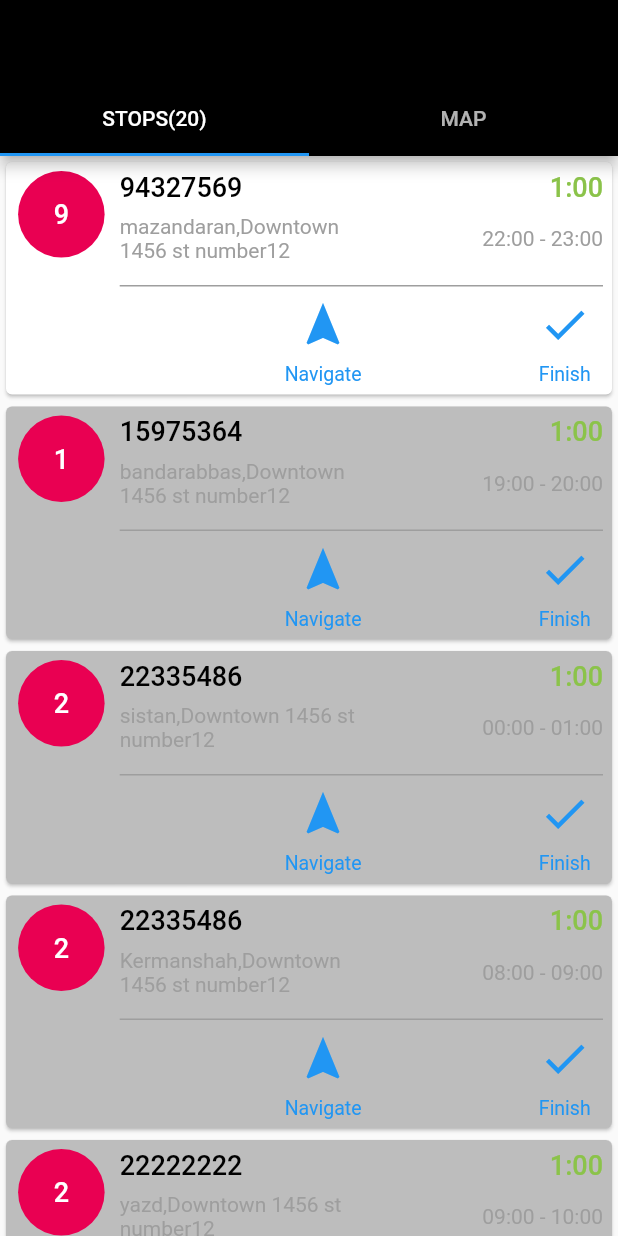
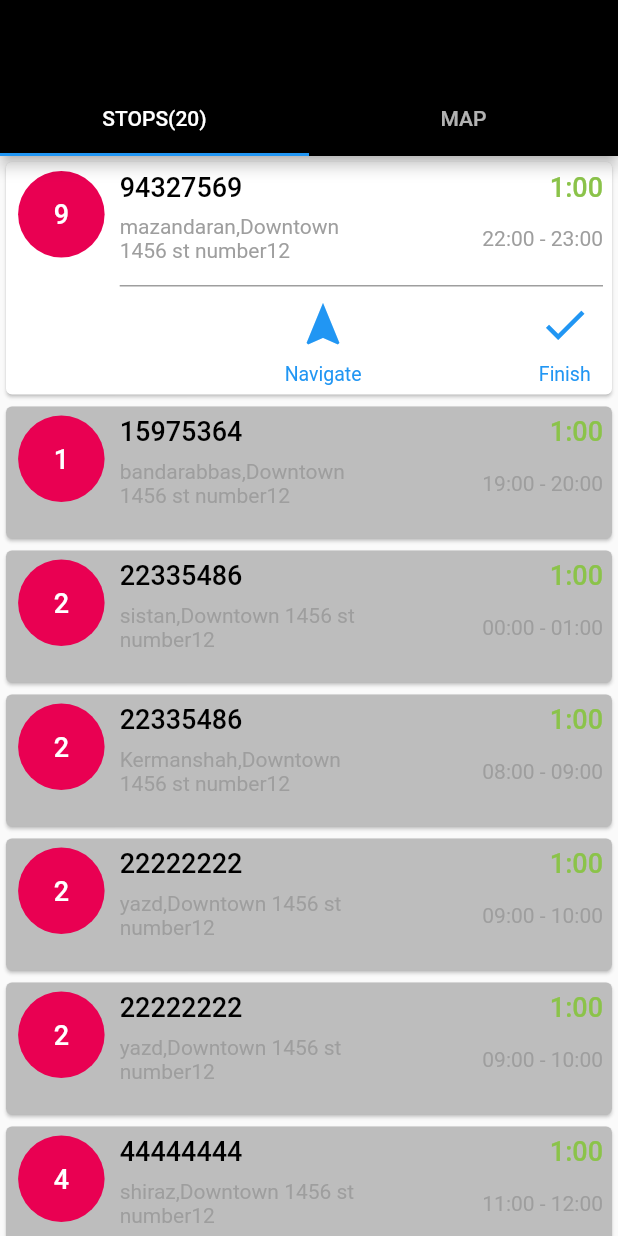
Before and after one commit to M4RZB4Ni/Routetitan-Flatter-Assignment, a Flutter app: the screen it shows after launch, after a tap on an icon or button, on a phone screen of 412 x 824 dp. Run offline on Flutter 3.47's test engine with Material 2 defaults, Android fonts, the phone set to English and light mode, and no system bars; our stand-ins replace flutter_map, latlong2.

Commit message:
finished state added

```diff
--- a/lib/models/stop_data.dart
+++ b/lib/models/stop_data.dart
@@ -6,8 +6,21 @@ class StopData extends ChangeNotifier{
   List<StopItem> stops = [];
 
   void selectStop(StopItem stopItem){
-    stopItem.toggleState("Selected");
+    stopItem.taskState=="Selected" ?
+    stopItem.toggleState("UnSelected") : stopItem.toggleState("Selected");
     notifyListeners();
+  }
+  void unselectAll()
+  {
+    for(int i=0;i<stops.length;i++)
+      {
+        if(stops[i].taskState=="Selected")
+          {
+            stops[i].taskState="UnSelected";
+          }
+        notifyListeners();
+
+      }
   }
   void finishStop(StopItem stopItem){
     stopItem.toggleState("Finished");
--- a/lib/views/stops.dart
+++ b/lib/views/stops.dart
@@ -54,11 +54,12 @@ class StopsState extends State<Stops>{
    return Consumer<StopData>(builder: (context, stopData, child) {
      return ListView(children: stopData.stops.map((stop) =>
          InkWell(onTap:() {
+           stopData.unselectAll();
            stopData.selectStop(stop);
          }
          ,child: Card(
          key: Key('${stopData.stops.indexOf(stop)}'),
-         color: stop.taskState=="Selected" ? Colors.white : Colors.grey.shade400,child: InkWell(child:Padding(padding: const EdgeInsets.all(6),
+         color: stop.taskState=="Finished" ? const Color(0xff53676d): stop.taskState=="Selected" ? Colors.white : Colors.grey.shade400,child: InkWell(child:Padding(padding: const EdgeInsets.all(6),
          child:Row(
            crossAxisAlignment: CrossAxisAlignment.start,
            children: [
@@ -84,8 +85,12 @@ class StopsState extends State<Stops>{
                        Text("${stop.startTime} - ${stop.endTime}",style: Theme.of(context).textTheme.bodyText1),
                      ],),
                  ),
-                 const Divider(thickness: 1,color: Colors.grey,height: 1),
-                 Row(
+                 Visibility(
+                   visible: stop.taskState=="Selected",
+                   child: const Divider(thickness: 1,color: Colors.grey,height: 1)),
+                 Visibility(
+                     visible: stop.taskState=="Selected",
+                     child: Row(
                    mainAxisAlignment: MainAxisAlignment.spaceBetween,
                    children: [
                      Container(),
@@ -106,7 +111,7 @@ class StopsState extends State<Stops>{
                          Text("Finish",style: Theme.of(context).textTheme.subtitle1,)
                        ],
                      ),
-                   ],)
+                   ],))
                ],)),
            ],)))))).toList(),
 
```
